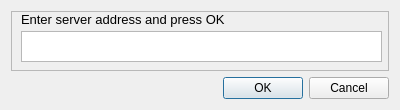
First picture: the form in server_connect_dialog.ui, repository rybitski/scenery-robot, before the edit.
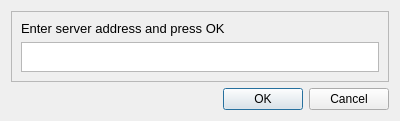
Second picture: the form after the edit.

Diff of the .ui file:
```diff
--- a/server_connect_dialog.ui
+++ b/server_connect_dialog.ui
@@ -7,15 +7,9 @@
     <x>0</x>
     <y>0</y>
     <width>400</width>
-    <height>107</height>
+    <height>117</height>
    </rect>
   </property>
-  <property name="sizePolicy">
-   <sizepolicy hsizetype="Preferred" vsizetype="Minimum">
-    <horstretch>0</horstretch>
-    <verstretch>0</verstretch>
-   </sizepolicy>
-  </property>
   <property name="windowTitle">
    <string>Dialog</string>
   </property>
@@ -33,32 +27,20 @@
    <item row="1" column="0">
     <widget class="QFrame" name="frame">
      <property name="sizePolicy">
-      <sizepolicy hsizetype="Preferred" vsizetype="Minimum">
+      <sizepolicy hsizetype="Preferred" vsizetype="Preferred">
        <horstretch>0</horstretch>
        <verstretch>0</verstretch>
       </sizepolicy>
      </property>
-     <property name="minimumSize">
-      <size>
-       <width>0</width>
-       <height>60</height>
-      </size>
-     </property>
      <property name="frameShape">
       <enum>QFrame::StyledPanel</enum>
      </property>
      <property name="frameShadow">
       <enum>QFrame::Raised</enum>
      </property>
+     <layout class="QGridLayout" name="gridLayout_2">
+      <item row="0" column="0">
      <widget class="QLabel" name="label">
-      <property name="geometry">
-       <rect>
-        <x>10</x>
-        <y>0</y>
-        <width>221</width>
-        <height>16</height>
-       </rect>
-      </property>
       <property name="font">
        <font>
         <pointsize>10</pointsize>
@@ -68,21 +50,30 @@
        <string>Enter server address and press OK</string>
       </property>
      </widget>
+      </item>
+      <item row="1" column="0">
      <widget class="QTextEdit" name="textEdit">
-      <property name="geometry">
-       <rect>
-        <x>10</x>
-        <y>20</y>
-        <width>361</width>
-        <height>31</height>
-       </rect>
-      </property>
-      <property name="font">
-       <font>
-        <pointsize>10</pointsize>
-       </font>
-      </property>
-     </widget>
+        <property name="sizePolicy">
+         <sizepolicy hsizetype="Expanding" vsizetype="Preferred">
+          <horstretch>0</horstretch>
+          <verstretch>0</verstretch>
+         </sizepolicy>
+        </property>
+        <property name="minimumSize">
+         <size>
+          <width>0</width>
+          <height>30</height>
+         </size>
+        </property>
+        <property name="maximumSize">
+         <size>
+          <width>16777215</width>
+          <height>30</height>
+         </size>
+        </property>
+       </widget>
+      </item>
+     </layout>
     </widget>
    </item>
   </layout>
```
Left out of the diff: 8 changed lines with no effect on the pictures. Lines whose indentation alone changed are shown as unchanged.
